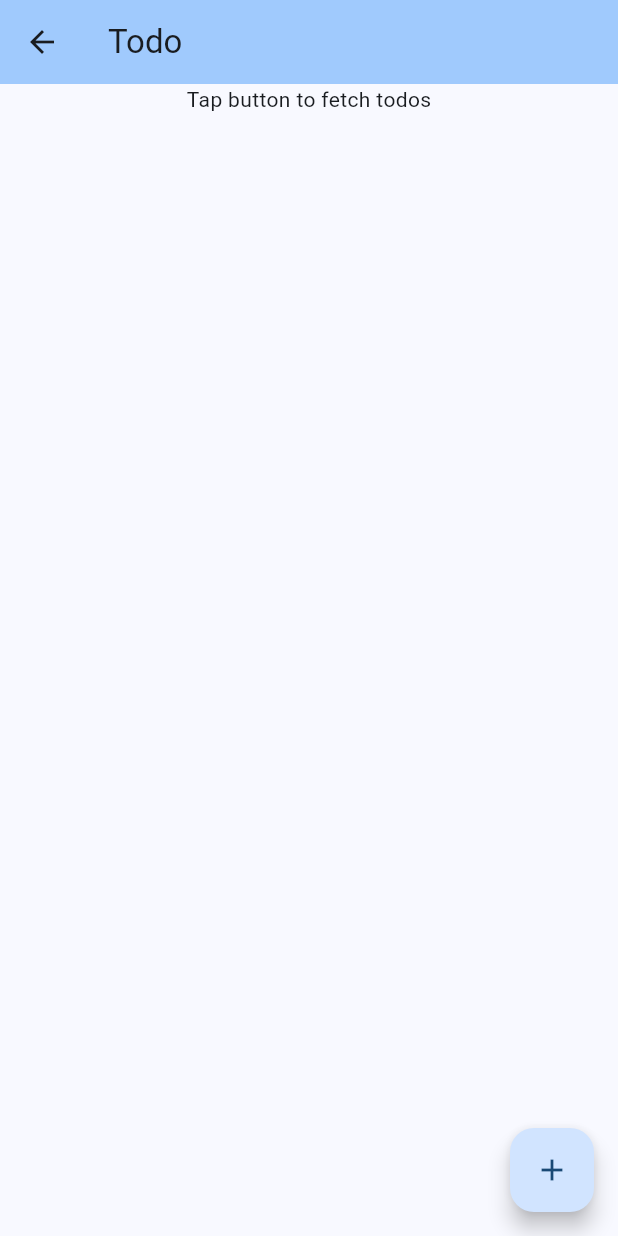
After one commit to kasidito/kenkenno, a Flutter app: the SixthPage screen opened by its route, on a phone screen of 412 x 824 dp. The commit adds this screen. Run offline on Flutter 3.47's test engine with Material 2 defaults, Android fonts, the phone set to English and light mode, and no system bars.

Commit message:
Fetch Todos

```diff
--- /dev/null
+++ b/is_767/lib/controllers/todo_controller.dart
@@ -0,0 +1,21 @@
+import 'dart:async';
+
+import 'package:is_767/models/todo_model.dart';
+import 'package:is_767/services/todo_service.dart';
+
+class TodoController {
+  List<Todo> todos = List.empty();
+  final TodoHttpService service;
+
+  StreamController<bool> onSyncController = StreamController();
+  Stream<bool> get onSync => onSyncController.stream;
+
+  TodoController(this.service);
+
+  Future<List<Todo>> fetchTodos() async {
+    onSyncController.add(true);
+    todos = await service.getTodos();
+    onSyncController.add(false);
+    return todos;
+  }
+}
--- a/is_767/lib/main.dart
+++ b/is_767/lib/main.dart
@@ -3,6 +3,7 @@ import 'package:is_767/pages/fifth_page.dart';
 import 'package:is_767/pages/first_page.dart';
 import 'package:is_767/pages/fourth_page.dart';
 import 'package:is_767/pages/second_page.dart';
+import 'package:is_767/pages/sixth_page.dart';
 import 'package:is_767/pages/third_page.dart';
 import 'package:is_767/pages/home_page.dart';
 import 'package:provider/provider.dart';
@@ -35,6 +36,7 @@ class MyApp extends StatelessWidget {
         '/3': (context) => ThirdPage(),
         '/4': (context) => FourthPage(),
         '/5': (context) => Fifthpage(),
+        '/6': (context) => SixthPage(),
       },
     );
   }
--- /dev/null
+++ b/is_767/lib/models/todo_model.dart
@@ -0,0 +1,31 @@
+class Todo {
+  final int userId;
+  int id;
+  final String title;
+  bool completed;
+
+  Todo(this.userId, this.id, this.title, this.completed);
+
+  factory Todo.fromJson(Map<String, dynamic> json) {
+    return Todo(
+      json['userId'] as int,
+      json['id'] as int,
+      json['title'] as String,
+      json['completed'] as bool,
+    );
+  }
+}
+
+class AllTodos {
+  final List<Todo> todos;
+
+  AllTodos(this.todos);
+
+  factory AllTodos.fromJson(List<dynamic> json) {
+    List<Todo> todos;
+    //Get one data at a time.
+    todos = json.map((item) => Todo.fromJson(item)).toList();
+
+    return AllTodos(todos);
+  }
+}
--- a/is_767/lib/pages/home_page.dart
+++ b/is_767/lib/pages/home_page.dart
@@ -16,7 +16,7 @@ class HomePage extends StatelessWidget {
       ),
       body: GridView.count(
         crossAxisCount: 2,
-        children: List.generate(5, (index) {
+        children: List.generate(6, (index) {
           return InkWell(
             onTap: () {
               Navigator.pushNamed(context, '/${index + 1}');
--- /dev/null
+++ b/is_767/lib/pages/sixth_page.dart
@@ -0,0 +1,69 @@
+import 'package:flutter/material.dart';
+import 'package:is_767/controllers/todo_controller.dart';
+import 'package:is_767/models/todo_model.dart';
+import 'package:is_767/services/todo_service.dart';
+
+class SixthPage extends StatefulWidget {
+  @override
+  State<SixthPage> createState() => _SixthPageState();
+}
+
+class _SixthPageState extends State<SixthPage> {
+  List<Todo> todos = List.empty();
+  bool isLoading = false;
+  TodoController controller = TodoController(TodoHttpService());
+
+  @override
+  void initState() {
+    super.initState();
+    controller.onSync.listen((bool syncState) {
+      setState(() {
+        isLoading = syncState;
+      });
+    });
+  }
+
+  void _getTodos() async {
+    var newTodos = await controller.fetchTodos();
+
+    setState(() {
+      todos = newTodos;
+    });
+  }
+
+  Widget get body => isLoading
+      ? CircularProgressIndicator()
+      : ListView.builder(
+          itemCount: todos.isNotEmpty ? todos.length : 1,
+          itemBuilder: (context, index) {
+            if (todos.isNotEmpty) {
+              return CheckboxListTile(
+                title: Text(todos[index].title),
+                value: todos[index].completed,
+                onChanged: (value) {},
+              );
+            }
+
+            return Center(
+              child: Text('Tap button to fetch todos'),
+            );
+          },
+        );
+
+  @override
+  Widget build(BuildContext context) {
+    return Scaffold(
+      appBar: AppBar(
+        backgroundColor: Theme.of(context).colorScheme.inversePrimary,
+        title: Text('Todo'),
+      ),
+      body: Center(
+        child: body,
+      ),
+      floatingActionButton: FloatingActionButton(
+        onPressed: _getTodos,
+        child: Icon(Icons.add),
+      ),
+    );
+  }
+}
--- /dev/null
+++ b/is_767/lib/services/todo_service.dart
@@ -0,0 +1,20 @@
+import 'package:http/http.dart';
+import 'package:is_767/models/todo_model.dart';
+import 'dart:convert';
+
+class TodoHttpService {
+  Client client = Client();
+
+  Future<List<Todo>> getTodos() async {
+    final response = await client.get(
+      Uri.parse('http://jsonplaceholder.typicode.com/todos'),
+    );
+
+    if (response.statusCode == 200) {
+      var all = AllTodos.fromJson(json.decode(response.body));
+      return all.todos;
+    } else {
+      throw Exception('Fall to load todos');
+    }
+  }
+}
--- a/is_767/pubspec.yaml
+++ b/is_767/pubspec.yaml
@@ -36,6 +36,7 @@ dependencies:
   # Use with the CupertinoIcons class for iOS style icons.
   cupertino_icons: ^1.0.2
   provider: ^6.0.5
+  http: ^1.1.0
 
 dev_dependencies:
   flutter_test:
```
Also changed, not shown: is_767/pubspec.lock.
